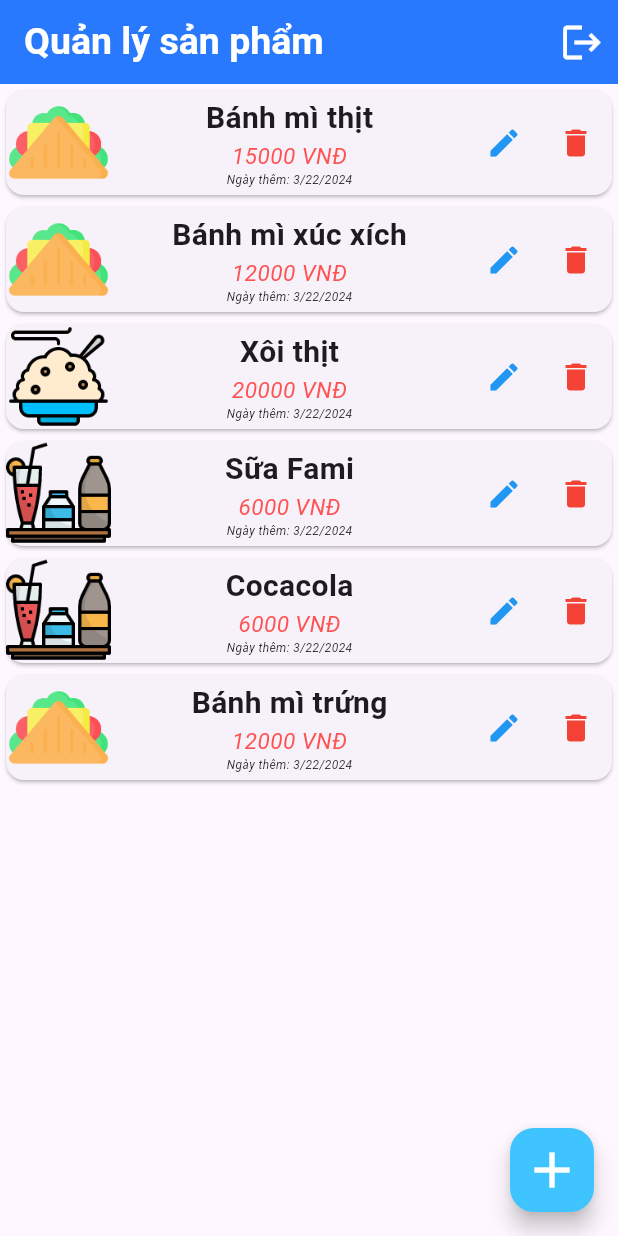
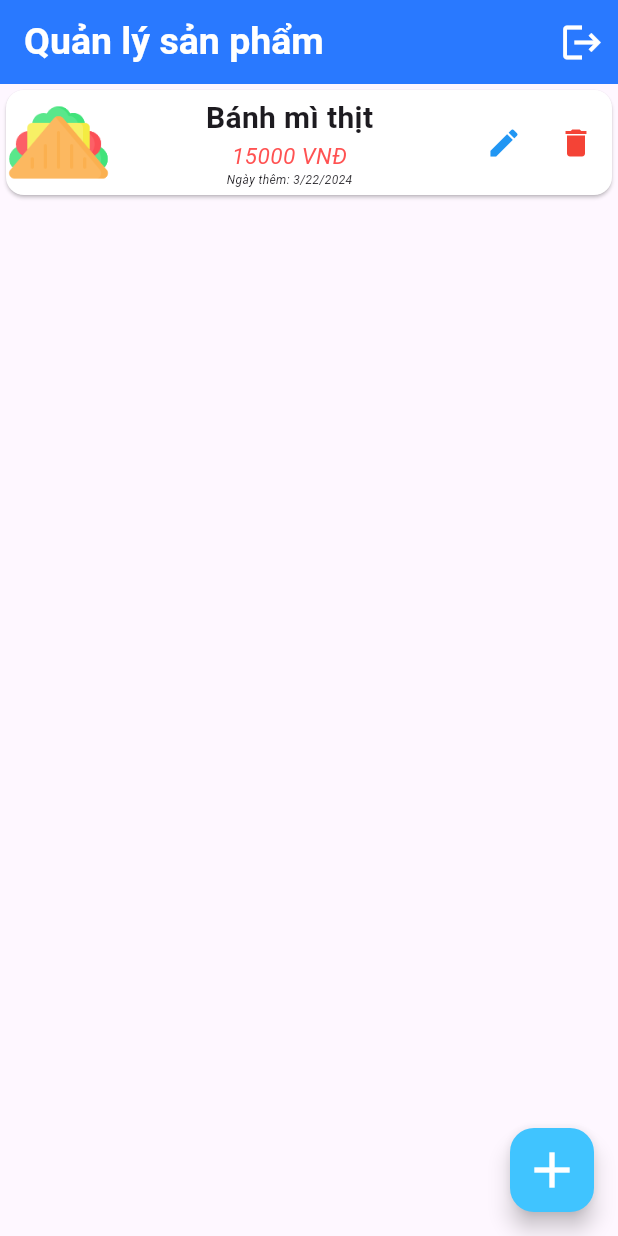
Before and after one commit to TuanAnh0797/fluttermanagement, a Flutter app: the management screen opened by its route, on a phone screen of 412 x 824 dp. Run offline on Flutter 3.47's test engine with Material 3 defaults, Android fonts, the phone set to English and light mode, and no system bars; our stand-ins replace flutter_svg; missing offline and left inert: passwordfield.

Commit message:
version2

```diff
--- a/lib/main.dart
+++ b/lib/main.dart
@@ -5,8 +5,12 @@ import 'package:managerrestaurant/menu.dart';
 const listroute = ['/login','/menu','/management'];
 
 void main() {
+  ColorScheme kColorschem = ColorScheme.fromSeed(seedColor: Color.fromARGB(10, 20, 30, 40));
   runApp( MaterialApp(
 
+    theme: ThemeData().copyWith(
+      cardTheme: CardTheme().copyWith(color: Colors.white)
+    ),
     initialRoute: listroute[0],
     routes: {
       listroute[0]: (context) => const loginform(),
--- a/lib/management.dart
+++ b/lib/management.dart
@@ -14,19 +14,31 @@ class management extends StatefulWidget {
 class _managementState extends State<management> {
   final List<product> _listproduct =[
     product(title: 'Bánh mì thịt',amount: 15000,cate: Category.Bread,date: DateTime.now()),
-    product(title: 'Bánh mì xúc xích',amount: 12000,cate: Category.Bread,date: DateTime.now()),
-    product(title: 'Xôi thịt',amount: 20000,cate: Category.StickyRice,date: DateTime.now()),
-    product(title: 'Sữa Fami',amount: 6000,cate: Category.Drink,date: DateTime.now()),
-    product(title: 'Cocacola',amount: 6000,cate: Category.Drink,date: DateTime.now()),
-    product(title: 'Bánh mì trứng',amount: 12000,cate: Category.Bread,date: DateTime.now()),
+    // product(title: 'Bánh mì xúc xích',amount: 12000,cate: Category.Bread,date: DateTime.now()),
+    // product(title: 'Xôi thịt',amount: 20000,cate: Category.StickyRice,date: DateTime.now()),
+    // product(title: 'Sữa Fami',amount: 6000,cate: Category.Drink,date: DateTime.now()),
+    // product(title: 'Cocacola',amount: 6000,cate: Category.Drink,date: DateTime.now()),
+    // product(title: 'Bánh mì trứng',amount: 12000,cate: Category.Bread,date: DateTime.now()),
   ];
   void _addproduct(product newproduct){
     setState(() {
       _listproduct.add(newproduct);
     });
   }
+  void _removeproduct(product removeproduct){
+    setState(() {
+      _listproduct.remove(removeproduct);
+    });
+  }
   @override
   Widget build(BuildContext context) {
+
+    Widget maincontent = const Center(child: Text('Chưa có sản phẩm. Hãy thêm sản phẩm!'),);
+    if(_listproduct.length > 0){
+      maincontent = Center(
+        child:  products(listproduct: _listproduct,removeproduct: _removeproduct),
+      );
+    }
     return  SafeArea(child: Scaffold(
       floatingActionButton: FloatingActionButton(
         backgroundColor: Colors.lightBlueAccent,
@@ -49,9 +61,7 @@ class _managementState extends State<management> {
           }, icon: const Icon(Icons.logout,size: 30,color: Colors.white,)),
         ],
       ),
-      body: Center(
-        child: products(listproduct: _listproduct),
-      )
+      body: maincontent
     )
     );
   }
--- a/lib/widget/products.dart
+++ b/lib/widget/products.dart
@@ -3,8 +3,9 @@ import 'package:flutter/material.dart';
 import 'package:managerrestaurant/Model/product.dart';
 class products extends StatefulWidget {
 
-  const products({required this.listproduct, super.key});
+  const products({required this.listproduct, super.key, required this.removeproduct});
   final List<product> listproduct;
+  final void Function (product removeproduct) removeproduct;
   @override
   State<products> createState() => _productsState();
 }
@@ -17,7 +18,7 @@ class _productsState extends State<products> {
         itemBuilder: (ctx,index)=> Dismissible(
           key: UniqueKey(),
           onDismissed: (direction){
-            widget.listproduct.removeAt(index);
+            widget.removeproduct(widget.listproduct[index]);
           },
           child: Card(
           child: Row(
@@ -43,9 +44,7 @@ class _productsState extends State<products> {
               ),
               IconButton(
                   onPressed: (){
-                    setState(() {
-                      widget.listproduct.removeAt(index);
-                    });
+                    widget.removeproduct(widget.listproduct[index]);
                   },
                   icon: const Icon(Icons.delete,color: Colors.red,)
               ),
```
Also changed, not shown: lib/loginform.dart (+9 -1 lines), lib/widget/newproduct.dart (+13 -4 lines).
